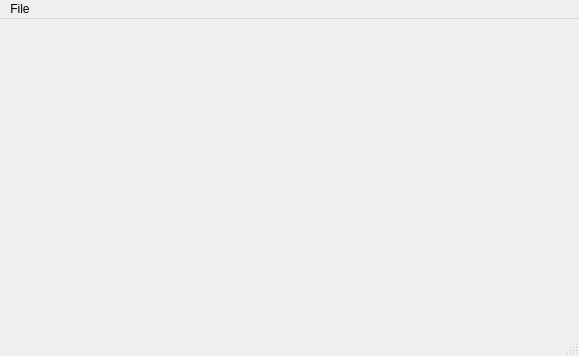
The window that ui/mainwindow.ui (brianvanh/baseball-scorebook) describes before a commit, drawn with Qt 5.
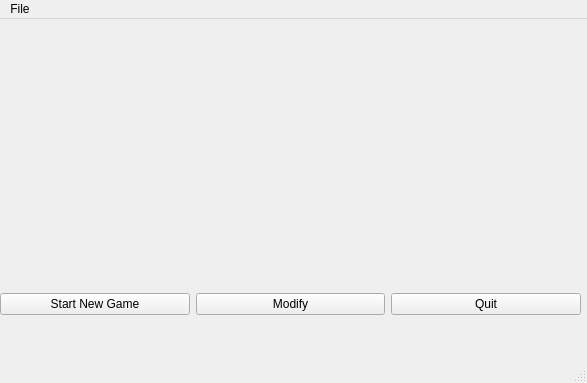
The same window after the commit.

Patch:
```diff
--- a/ui/mainwindow.ui
+++ b/ui/mainwindow.ui
@@ -6,20 +6,54 @@
    <rect>
     <x>0</x>
     <y>0</y>
-    <width>579</width>
-    <height>356</height>
+    <width>587</width>
+    <height>383</height>
    </rect>
   </property>
   <property name="windowTitle">
    <string>Scorebook</string>
   </property>
-  <widget class="QWidget" name="centralwidget"/>
+  <widget class="QWidget" name="centralwidget">
+   <widget class="QWidget" name="horizontalLayoutWidget">
+    <property name="geometry">
+     <rect>
+      <x>0</x>
+      <y>260</y>
+      <width>581</width>
+      <height>51</height>
+     </rect>
+    </property>
+    <layout class="QHBoxLayout" name="horizontalLayout">
+     <item>
+      <widget class="QPushButton" name="newGameButton">
+       <property name="text">
+        <string>Start New Game</string>
+       </property>
+      </widget>
+     </item>
+     <item>
+      <widget class="QPushButton" name="modifyButton">
+       <property name="text">
+        <string>Modify</string>
+       </property>
+      </widget>
+     </item>
+     <item>
+      <widget class="QPushButton" name="quitButton">
+       <property name="text">
+        <string>Quit</string>
+       </property>
+      </widget>
+     </item>
+    </layout>
+   </widget>
+  </widget>
   <widget class="QMenuBar" name="menuBar">
    <property name="geometry">
     <rect>
      <x>0</x>
      <y>0</y>
-     <width>579</width>
+     <width>587</width>
      <height>25</height>
     </rect>
    </property>
```
Left out of the diff: 5 changed lines with no effect on the pictures.
